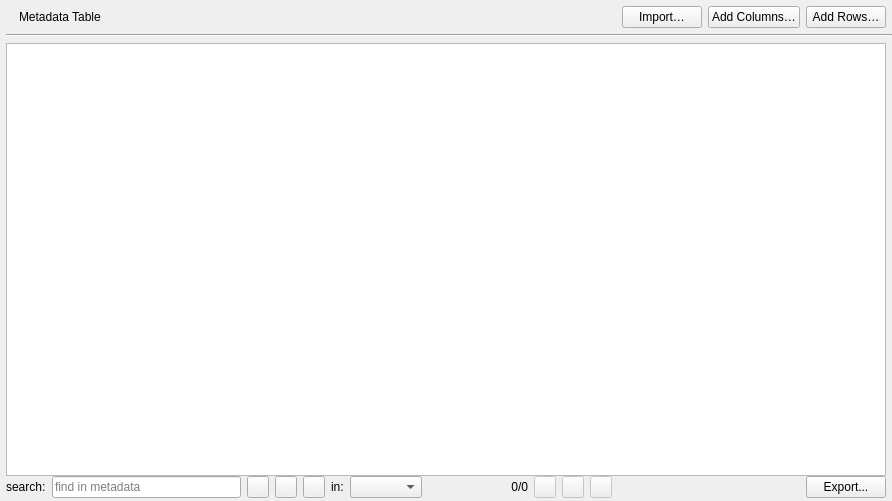
eidora-desktop/EIDORA, file src/MetadataArea/ui/metadata_table.ui: the form before one commit.
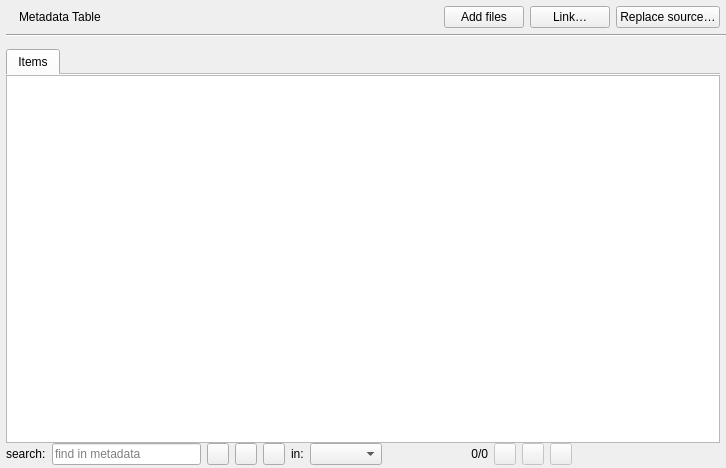
The form after the commit. Icons and pictures are not drawn.

Commit message: Introduce Assets workspace and linked metadata workflows

```diff
--- a/src/MetadataArea/ui/metadata_table.ui
+++ b/src/MetadataArea/ui/metadata_table.ui
@@ -6,8 +6,8 @@
    <rect>
     <x>0</x>
     <y>0</y>
-    <width>892</width>
-    <height>501</height>
+    <width>726</width>
+    <height>468</height>
    </rect>
   </property>
   <property name="windowTitle">
@@ -118,7 +118,7 @@
         <item>
          <widget class="QPushButton" name="button_import_metadata">
           <property name="text">
-           <string>Import…</string>
+           <string>Add files</string>
           </property>
           <property name="default">
            <bool>false</bool>
@@ -128,14 +128,14 @@
         <item>
          <widget class="QPushButton" name="button_add_columns">
           <property name="text">
-           <string>Add Columns…</string>
+           <string>Link…</string>
           </property>
          </widget>
         </item>
         <item>
          <widget class="QPushButton" name="button_add_rows">
           <property name="text">
-           <string>Add Rows…</string>
+           <string>Replace source…</string>
           </property>
          </widget>
         </item>
@@ -155,6 +155,55 @@
     </widget>
    </item>
    <item>
+    <widget class="QWidget" name="table_container" native="true">
+     <layout class="QVBoxLayout" name="verticalLayout_2">
+      <property name="spacing">
+       <number>0</number>
+      </property>
+      <property name="leftMargin">
+       <number>0</number>
+      </property>
+      <property name="topMargin">
+       <number>12</number>
+      </property>
+      <property name="rightMargin">
+       <number>6</number>
+      </property>
+      <property name="bottomMargin">
+       <number>0</number>
+      </property>
+      <item>
+       <widget class="QTabWidget" name="tabs_metadata">
+        <property name="iconSize">
+         <size>
+          <width>14</width>
+          <height>14</height>
+         </size>
+        </property>
+        <property name="usesScrollButtons">
+         <bool>true</bool>
+        </property>
+        <property name="documentMode">
+         <bool>true</bool>
+        </property>
+        <widget class="QWidget" name="page_metadata_table">
+         <attribute name="title">
+          <string>Items</string>
+         </attribute>
+         <layout class="QVBoxLayout" name="layout_metadata_tab">
+          <property name="leftMargin">
+           <number>0</number>
+          </property>
+          <property name="topMargin">
+           <number>0</number>
+          </property>
+          <property name="rightMargin">
+           <number>0</number>
+          </property>
+          <property name="bottomMargin">
+           <number>0</number>
+          </property>
+          <item>
     <widget class="QFrame" name="panel_metadata_table">
      <property name="sizePolicy">
       <sizepolicy hsizetype="Expanding" vsizetype="Expanding">
@@ -182,10 +231,10 @@
        <number>0</number>
       </property>
       <property name="topMargin">
-       <number>6</number>
+              <number>0</number>
       </property>
       <property name="rightMargin">
-       <number>6</number>
+              <number>0</number>
       </property>
       <property name="bottomMargin">
        <number>0</number>
@@ -464,14 +513,14 @@
            </property>
           </spacer>
          </item>
-         <item>
-          <widget class="QPushButton" name="button_export_metadata">
-           <property name="text">
-            <string>Export...</string>
-           </property>
+               </layout>
           </widget>
          </item>
         </layout>
+           </widget>
+          </item>
+         </layout>
+        </widget>
        </widget>
       </item>
      </layout>
```
Left out of the diff: 12 changed lines with no effect on the pictures. Lines whose indentation alone changed are shown as unchanged. The commit also changes 136 other files.
